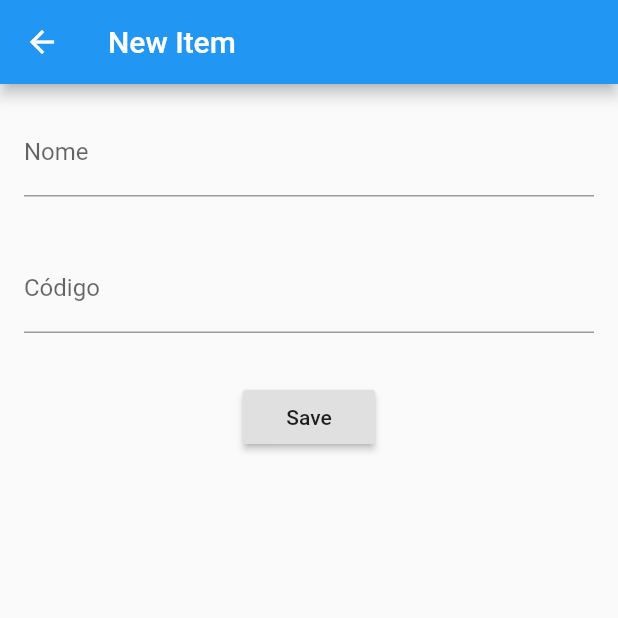
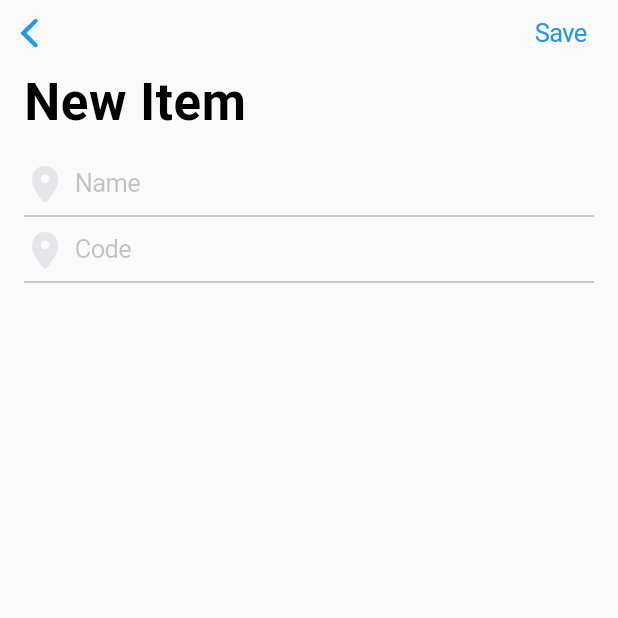
Before and after one commit to gigiosilva/natal-smart, a Flutter app: the NovoPage screen opened directly, on a phone screen of 412 x 824 dp, the top half of it. Run offline on Flutter 3.47's test engine with Material 2 defaults, Android fonts, the phone set to English and light mode, and no system bars; our stand-ins replace fluttertoast, shared_preferences; missing offline and left inert: flutter_nfc_reader, mqtt_client; accounts and stored records are empty.

Commit message:
Modificado design no novo item

```diff
--- a/lib/app.dart
+++ b/lib/app.dart
@@ -25,8 +25,8 @@ class NatalSmartHomePage extends StatelessWidget {
             title: Text('NFC'),
           ),
           BottomNavigationBarItem(
-            icon: Icon(CupertinoIcons.shopping_cart),
-            title: Text('Cart'),
+            icon: Icon(CupertinoIcons.settings),
+            title: Text('Server'),
           ),
         ],
       ),
--- a/lib/screens/home.dart
+++ b/lib/screens/home.dart
@@ -5,6 +5,7 @@ import 'package:flutter/material.dart';
 import 'dart:async';
 import 'package:mqtt_client/mqtt_client.dart' as mqtt;
 import 'package:natal_smart/components/item_smart.dart';
+import 'package:natal_smart/screens/novo.dart';
 import 'package:natal_smart/services/toast.dart';
 import 'package:shared_preferences/shared_preferences.dart';
 import 'package:natal_smart/models/item_smart.dart';
@@ -35,21 +36,34 @@ class _MyHomePageState extends State<MyHomePage> {
 
   @override
   Widget build(BuildContext context) {
-    return CupertinoPageScaffold (
-      child: CustomScrollView (
+    return CupertinoPageScaffold(
+      child: CustomScrollView(
         semanticChildCount: _itemsSmart.length,
         slivers: <Widget>[
-            const CupertinoSliverNavigationBar(
+          CupertinoSliverNavigationBar(
             largeTitle: Text('Smart Home'),
+            trailing: CupertinoButton(
+              padding: EdgeInsets.zero,
+              child: Icon(
+                CupertinoIcons.plus_circled,
+                semanticLabel: 'Add',
+              ),
+              onPressed: () {
+                Navigator.push(
+                  context,
+                  CupertinoPageRoute(builder: (context) => NovoPage()),
+                ).then(
+                  (itemRecebido) => _saveItem(itemRecebido),
+                );
+              },
+            ),
           ),
           SliverSafeArea(
             top: false,
-              minimum: const EdgeInsets.only(top: 8),
+            minimum: EdgeInsets.only(top: 8),
             sliver: SliverList(
-                delegate: SliverChildBuilderDelegate(
-                  (context, index) {
+              delegate: SliverChildBuilderDelegate((context, index) {
                 final item = _itemsSmart[index];
-                    // if (index < _itemsSmart.length) {
                 return ItemSmart(
                   item: item,
                   index: index,
@@ -57,15 +71,11 @@ class _MyHomePageState extends State<MyHomePage> {
                   deleted: _deleteItem,
                   onChange: _sendMessage,
                 );
-                    // }
-                    // return null;
-                  },
-                  childCount: _itemsSmart.length
+              }, childCount: _itemsSmart.length),
             ),
           ),
-            )
         ],
-        )
+      ),
     );
   }
 
@@ -76,12 +86,12 @@ class _MyHomePageState extends State<MyHomePage> {
   //       leading: IconButton(
   //         icon: Icon(Icons.add),
   //         onPressed: () {
-  //           Navigator.push(
-  //             context,
-  //             MaterialPageRoute(builder: (context) => NovoPage()),
-  //           ).then(
-  //             (itemRecebido) => _saveItem(itemRecebido),
-  //           );
+  // Navigator.push(
+  //   context,
+  //   MaterialPageRoute(builder: (context) => NovoPage()),
+  // ).then(
+  //   (itemRecebido) => _saveItem(itemRecebido),
+  // );
   //         },
   //       ),
   //       title: Text('Smart Home'),
--- a/lib/screens/novo.dart
+++ b/lib/screens/novo.dart
@@ -1,3 +1,4 @@
+import 'package:flutter/cupertino.dart';
 import 'package:flutter/material.dart';
 import 'package:natal_smart/components/editor.dart';
 import 'package:natal_smart/models/item_smart.dart';
@@ -11,35 +12,182 @@ class _NovoPageState extends State<NovoPage> {
   final TextEditingController _controladorNome = TextEditingController();
   final TextEditingController _controladorCodigo = TextEditingController();
 
+  // @override
+  // Widget build(BuildContext context) {
+  //   return DefaultTextStyle(
+  //     style: const TextStyle(
+  //       fontFamily: '.SF UI Text',
+  //       inherit: false,
+  //       fontSize: 17.0,
+  //       color: CupertinoColors.black,
+  //     ),
+  //     child: CupertinoPageScaffold(
+  //       navigationBar: const CupertinoNavigationBar(
+  //         // We're specifying a back label here because the previous page is a
+  //         // Material page. CupertinoPageRoutes could auto-populate these back
+  //         // labels.
+  //         previousPageTitle: 'Cupertino',
+  //         middle: Text('Text Fields'),
+  //       ),
+  //       child: CupertinoScrollbar(
+  //         child: ListView(
+  //           children: <Widget>[
+  //             Padding(
+  //               padding: EdgeInsets.symmetric(
+  //                   vertical: 32.0, horizontal: 16.0),
+  //               child: Column(
+  //                 children: <Widget>[
+  //                   CupertinoTextField(
+  //                     prefix: Icon(
+  //                       CupertinoIcons.person_solid,
+  //                       color: CupertinoColors.lightBackgroundGray,
+  //                       size: 28.0,
+  //                     ),
+  //                     padding:
+  //                         EdgeInsets.symmetric(horizontal: 6.0, vertical: 12.0),
+  //                     clearButtonMode: OverlayVisibilityMode.editing,
+  //                     textCapitalization: TextCapitalization.words,
+  //                     autocorrect: false,
+  //                     decoration: BoxDecoration(
+  //                       border: Border(
+  //                           bottom: BorderSide(
+  //                               width: 0.0,
+  //                               color: CupertinoColors.inactiveGray)),
+  //                     ),
+  //                     placeholder: 'Name',
+  //                   ),
+  //                 ],
+  //               ),
+  //             ),
+  //             // Padding(
+  //             //   padding: const EdgeInsets.symmetric(vertical: 32.0, horizontal: 16.0),
+  //             //   child: _buildChatTextField(),
+  //             // ),
+  //           ],
+  //         ),
+  //       ),
+  //     ),
+  //   );
+  // }
+
+  Widget _buildNameField() {
+    return CupertinoTextField(
+      controller: _controladorNome,
+      prefix: Icon(
+        CupertinoIcons.location_solid,
+        color: CupertinoColors.lightBackgroundGray,
+        size: 28,
+      ),
+      padding: EdgeInsets.symmetric(horizontal: 6, vertical: 12),
+      clearButtonMode: OverlayVisibilityMode.editing,
+      textCapitalization: TextCapitalization.words,
+      decoration: BoxDecoration(
+        border: Border(
+          bottom: BorderSide(
+            width: 0,
+            color: CupertinoColors.inactiveGray,
+          ),
+        ),
+      ),
+      placeholder: 'Name',
+    );
+  }
+
+  Widget _buildCodeField() {
+    return CupertinoTextField(
+      controller: _controladorCodigo,
+      prefix: Icon(
+        CupertinoIcons.location_solid,
+        color: CupertinoColors.lightBackgroundGray,
+        size: 28,
+      ),
+      padding: EdgeInsets.symmetric(horizontal: 6, vertical: 12),
+      clearButtonMode: OverlayVisibilityMode.editing,
+      textCapitalization: TextCapitalization.words,
+      decoration: BoxDecoration(
+        border: Border(
+          bottom: BorderSide(
+            width: 0,
+            color: CupertinoColors.inactiveGray,
+          ),
+        ),
+      ),
+      placeholder: 'Code',
+    );
+  }
+
   @override
   Widget build(BuildContext context) {
-    return Scaffold(
-      appBar: AppBar(
-        title: Text('New Item'),
-      ),
-      body: SingleChildScrollView(
-        child: Column(
-          children: <Widget>[
-            Editor(
-              controller: _controladorNome,
-              rotulo: 'Nome',
+    return CupertinoPageScaffold(
+      child: CustomScrollView(
+        slivers: <Widget>[
+          CupertinoSliverNavigationBar(
+            largeTitle: Text('New Item'),
+            trailing: CupertinoButton(
+              padding: EdgeInsets.zero,
+              child: Text('Save'),
+              onPressed: () {
+                _saveConfig(context);
+              },
             ),
-            Editor(
-              controller: _controladorCodigo,
-              rotulo: 'Código',
-            ),
-            Padding(
-              padding: const EdgeInsets.all(16.0),
-              child: RaisedButton(
-                onPressed: () => _saveConfig(context),
-                child: Text('Save'),
-              ),
-            ),
-          ],
-        ),
+          ),
+          SliverSafeArea(
+            top: false,
+            minimum: const EdgeInsets.only(top: 4),
+            sliver: SliverList(delegate: SliverChildBuilderDelegate(
+              (context, index) {
+                switch (index) {
+                  case 0:
+                    return Padding(
+                      padding: const EdgeInsets.symmetric(horizontal: 16),
+                      child: _buildNameField(),
+                    );
+                  case 1:
+                    return Padding(
+                      padding: const EdgeInsets.symmetric(horizontal: 16),
+                      child: _buildCodeField(),
+                    );
+                  default:
+                  // Do nothing. For now.
+                }
+                return null;
+              },
+            )),
+          )
+        ],
       ),
     );
   }
+
+  // @override
+  // Widget build(BuildContext context) {
+  //   return Scaffold(
+  //     appBar: AppBar(
+  //       title: Text('New Item'),
+  //     ),
+  //     body: SingleChildScrollView(
+  //       child: Column(
+  //         children: <Widget>[
+  //           Editor(
+  //             controller: _controladorNome,
+  //             rotulo: 'Nome',
+  //           ),
+  //           Editor(
+  //             controller: _controladorCodigo,
+  //             rotulo: 'Código',
+  //           ),
+  //           Padding(
+  //             padding: const EdgeInsets.all(16.0),
+  //             child: RaisedButton(
+  //               onPressed: () => _saveConfig(context),
+  //               child: Text('Save'),
+  //             ),
+  //           ),
+  //         ],
+  //       ),
+  //     ),
+  //   );
+  // }
 
   Future _saveConfig(BuildContext context) async {
     final String nome = _controladorNome.text;
```
Also changed, not shown: 2 other files. Lines whose indentation alone changed are shown as unchanged.
